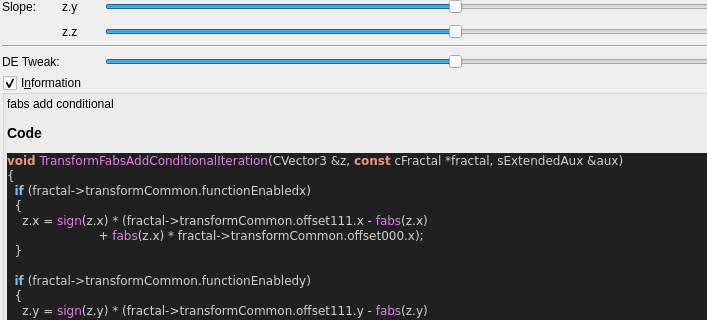
buddhi1980/mandelbulber2, file mandelbulber2/qt_data/fractal_transf_fabs_add_conditional.ui: the form before one commit; both pictures show x 0 to 707 and y 128 to 448 of the 898 by 811 pixel window.
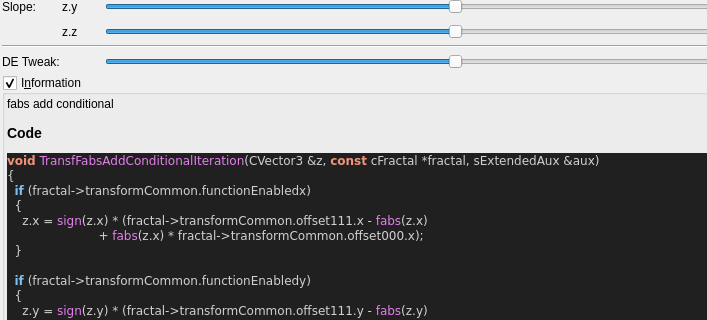
The form after the commit. Custom widgets are drawn as their Qt base class.

```diff
--- a/mandelbulber2/qt_data/fractal_transf_fabs_add_conditional.ui
+++ b/mandelbulber2/qt_data/fractal_transf_fabs_add_conditional.ui
@@ -525,7 +525,7 @@
 &lt;/table&gt;
 &lt;h3&gt;Code&lt;/h3&gt;
 &lt;body style=&quot;background-color:#202020&quot;&gt;
-&lt;pre style=&quot;color:#d0d0d0; background-color:#202020;  font-family:'Courier New',monospace;&quot;&gt;&lt;span style=&quot;color:#f09479; font-weight:bold&quot;&gt;void&lt;/span&gt; &lt;span style=&quot;color:#e47eed&quot;&gt;TransformFabsAddConditionalIteration&lt;/span&gt;&lt;span style=&quot;color:#d0d0d0&quot;&gt;(&lt;/span&gt;CVector3 &lt;span style=&quot;color:#d0d0d0&quot;&gt;&amp;amp;&lt;/span&gt;z&lt;span style=&quot;color:#d0d0d0&quot;&gt;,&lt;/span&gt; &lt;span style=&quot;color:#f09479; font-weight:bold&quot;&gt;const&lt;/span&gt; cFractal &lt;span style=&quot;color:#d0d0d0&quot;&gt;*&lt;/span&gt;fractal&lt;span style=&quot;color:#d0d0d0&quot;&gt;,&lt;/span&gt; sExtendedAux &lt;span style=&quot;color:#d0d0d0&quot;&gt;&amp;amp;&lt;/span&gt;aux&lt;span style=&quot;color:#d0d0d0&quot;&gt;)&lt;/span&gt;
+&lt;pre style=&quot;color:#d0d0d0; background-color:#202020;  font-family:'Courier New',monospace;&quot;&gt;&lt;span style=&quot;color:#f09479; font-weight:bold&quot;&gt;void&lt;/span&gt; &lt;span style=&quot;color:#e47eed&quot;&gt;TransfFabsAddConditionalIteration&lt;/span&gt;&lt;span style=&quot;color:#d0d0d0&quot;&gt;(&lt;/span&gt;CVector3 &lt;span style=&quot;color:#d0d0d0&quot;&gt;&amp;amp;&lt;/span&gt;z&lt;span style=&quot;color:#d0d0d0&quot;&gt;,&lt;/span&gt; &lt;span style=&quot;color:#f09479; font-weight:bold&quot;&gt;const&lt;/span&gt; cFractal &lt;span style=&quot;color:#d0d0d0&quot;&gt;*&lt;/span&gt;fractal&lt;span style=&quot;color:#d0d0d0&quot;&gt;,&lt;/span&gt; sExtendedAux &lt;span style=&quot;color:#d0d0d0&quot;&gt;&amp;amp;&lt;/span&gt;aux&lt;span style=&quot;color:#d0d0d0&quot;&gt;)&lt;/span&gt;
 &lt;span style=&quot;color:#d0d0d0&quot;&gt;{&lt;/span&gt;
   &lt;span style=&quot;color:#7ec0ee; font-weight:bold&quot;&gt;if&lt;/span&gt; &lt;span style=&quot;color:#d0d0d0&quot;&gt;(&lt;/span&gt;fractal&lt;span style=&quot;color:#d0d0d0&quot;&gt;-&amp;gt;&lt;/span&gt;transformCommon&lt;span style=&quot;color:#d0d0d0&quot;&gt;.&lt;/span&gt;functionEnabledx&lt;span style=&quot;color:#d0d0d0&quot;&gt;)&lt;/span&gt;
   &lt;span style=&quot;color:#d0d0d0&quot;&gt;{&lt;/span&gt;
```
